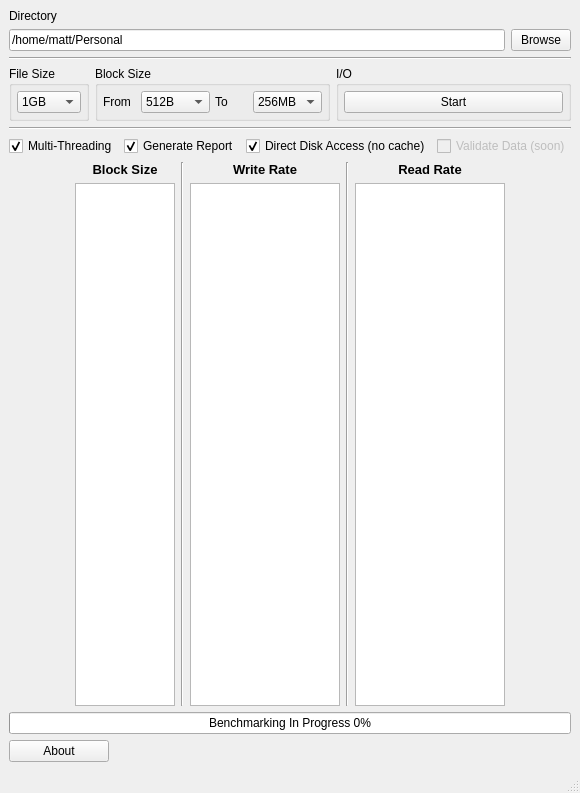
Qt form mainwindow.ui (mathieeo/rateCheck) before a commit.
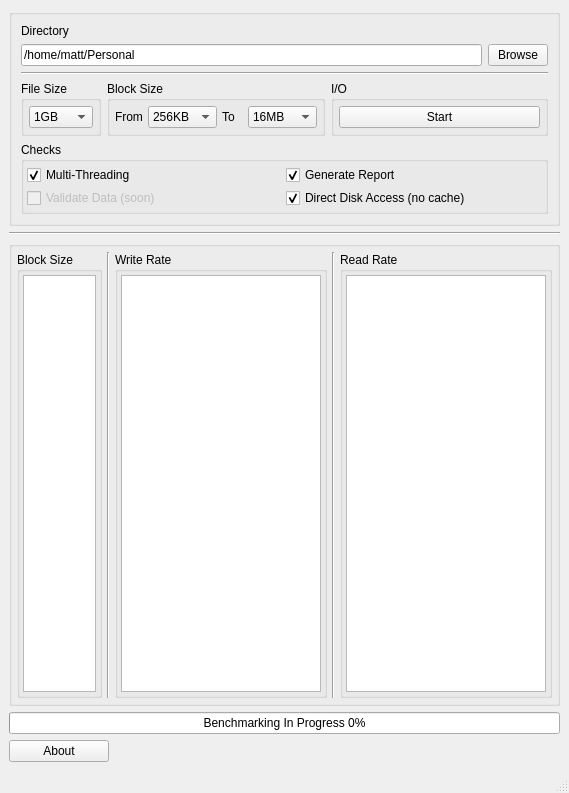
The same form after that commit.

```diff
--- a/mainwindow.ui
+++ b/mainwindow.ui
@@ -20,55 +20,8 @@
    <string>DiskRateCheck - Integrated Software Technologies Inc.</string>
   </property>
   <widget class="QWidget" name="centralwidget">
-   <layout class="QGridLayout" name="gridLayout_2">
-    <item row="2" column="0">
-     <layout class="QHBoxLayout" name="horizontalLayout_5">
-      <item>
-       <widget class="QCheckBox" name="multithreadCheckBox">
-        <property name="text">
-         <string>Multi-Threading</string>
-        </property>
-        <property name="checked">
-         <bool>true</bool>
-        </property>
-       </widget>
-      </item>
-      <item>
-       <widget class="QCheckBox" name="reportCheckBox">
-        <property name="enabled">
-         <bool>true</bool>
-        </property>
-        <property name="text">
-         <string>Generate Report</string>
-        </property>
-        <property name="checked">
-         <bool>true</bool>
-        </property>
-       </widget>
-      </item>
-      <item>
-       <widget class="QCheckBox" name="directModeCheckBox">
-        <property name="text">
-         <string>Direct Disk Access (no cache)</string>
-        </property>
-        <property name="checked">
-         <bool>true</bool>
-        </property>
-       </widget>
-      </item>
-      <item>
-       <widget class="QCheckBox" name="ValidateDataCheck">
-        <property name="enabled">
-         <bool>false</bool>
-        </property>
-        <property name="text">
-         <string>Validate Data (soon)</string>
-        </property>
-       </widget>
-      </item>
-     </layout>
-    </item>
-    <item row="4" column="0">
+   <layout class="QGridLayout" name="gridLayout_4">
+    <item row="3" column="0">
      <widget class="QProgressBar" name="progressBar">
       <property name="value">
        <number>0</number>
@@ -78,94 +31,14 @@
       </property>
      </widget>
     </item>
-    <item row="5" column="0">
-     <layout class="QHBoxLayout" name="horizontalLayout_6">
-      <item>
-       <widget class="QPushButton" name="AboutBtn">
-        <property name="maximumSize">
-         <size>
-          <width>100</width>
-          <height>16777215</height>
-         </size>
-        </property>
-        <property name="text">
-         <string>About</string>
-        </property>
-       </widget>
-      </item>
-      <item>
-       <widget class="QLabel" name="infoLabel">
-        <property name="layoutDirection">
-         <enum>Qt::RightToLeft</enum>
-        </property>
-        <property name="text">
-         <string/>
-        </property>
-        <property name="alignment">
-         <set>Qt::AlignRight|Qt::AlignTrailing|Qt::AlignVCenter</set>
-        </property>
-       </widget>
-      </item>
-     </layout>
-    </item>
     <item row="0" column="0">
+     <widget class="QGroupBox" name="groupBox_4">
+      <property name="title">
+       <string/>
+      </property>
+      <layout class="QGridLayout" name="gridLayout_9">
+       <item row="1" column="0">
      <layout class="QVBoxLayout" name="verticalLayout_2">
-      <item>
-       <layout class="QVBoxLayout" name="verticalLayout">
-        <item>
-         <widget class="QLabel" name="label_4">
-          <property name="text">
-           <string>Directory</string>
-          </property>
-         </widget>
-        </item>
-        <item>
-         <layout class="QHBoxLayout" name="horizontalLayout">
-          <item>
-           <widget class="QLineEdit" name="DirectoryEdit">
-            <property name="maximumSize">
-             <size>
-              <width>16777215</width>
-              <height>16777215</height>
-             </size>
-            </property>
-            <property name="text">
-             <string>/home/matt/Personal</string>
-            </property>
-            <property name="readOnly">
-             <bool>false</bool>
-            </property>
-           </widget>
-          </item>
-          <item>
-           <widget class="QPushButton" name="dirBrowseBtn">
-            <property name="sizePolicy">
-             <sizepolicy hsizetype="Minimum" vsizetype="Fixed">
-              <horstretch>20</horstretch>
-              <verstretch>0</verstretch>
-             </sizepolicy>
-            </property>
-            <property name="minimumSize">
-             <size>
-              <width>50</width>
-              <height>0</height>
-             </size>
-            </property>
-            <property name="maximumSize">
-             <size>
-              <width>60</width>
-              <height>16777215</height>
-             </size>
-            </property>
-            <property name="text">
-             <string>Browse</string>
-            </property>
-           </widget>
-          </item>
-         </layout>
-        </item>
-       </layout>
-      </item>
       <item>
        <widget class="Line" name="line_11">
         <property name="orientation">
@@ -318,6 +191,9 @@
                <height>16777215</height>
               </size>
              </property>
+                <property name="currentIndex">
+                 <number>9</number>
+                </property>
              <item>
               <property name="text">
                <string>512B</string>
@@ -436,7 +312,7 @@
               </size>
              </property>
              <property name="currentIndex">
-              <number>19</number>
+                 <number>15</number>
              </property>
              <item>
               <property name="text">
@@ -596,98 +472,194 @@
       </item>
      </layout>
     </item>
-    <item row="3" column="0">
+       <item row="0" column="0">
+        <layout class="QVBoxLayout" name="verticalLayout">
+         <item>
+          <widget class="QLabel" name="label_4">
+           <property name="text">
+            <string>Directory</string>
+           </property>
+          </widget>
+         </item>
+         <item>
+          <layout class="QHBoxLayout" name="horizontalLayout">
+           <item>
+            <widget class="QLineEdit" name="DirectoryEdit">
+             <property name="maximumSize">
+              <size>
+               <width>16777215</width>
+               <height>16777215</height>
+              </size>
+             </property>
+             <property name="text">
+              <string>/home/matt/Personal</string>
+             </property>
+             <property name="readOnly">
+              <bool>false</bool>
+             </property>
+            </widget>
+           </item>
+           <item>
+            <widget class="QPushButton" name="dirBrowseBtn">
+             <property name="sizePolicy">
+              <sizepolicy hsizetype="Minimum" vsizetype="Fixed">
+               <horstretch>20</horstretch>
+               <verstretch>0</verstretch>
+              </sizepolicy>
+             </property>
+             <property name="minimumSize">
+              <size>
+               <width>50</width>
+               <height>0</height>
+              </size>
+             </property>
+             <property name="maximumSize">
+              <size>
+               <width>60</width>
+               <height>16777215</height>
+              </size>
+             </property>
+             <property name="text">
+              <string>Browse</string>
+             </property>
+            </widget>
+           </item>
+          </layout>
+         </item>
+        </layout>
+       </item>
+       <item row="2" column="0">
+        <widget class="QGroupBox" name="groupBox_9">
+         <property name="title">
+          <string>Checks</string>
+         </property>
+         <layout class="QVBoxLayout" name="verticalLayout_3">
+          <property name="spacing">
+           <number>3</number>
+          </property>
+          <property name="leftMargin">
+           <number>3</number>
+          </property>
+          <property name="topMargin">
+           <number>3</number>
+          </property>
+          <property name="rightMargin">
+           <number>3</number>
+          </property>
+          <property name="bottomMargin">
+           <number>3</number>
+          </property>
+          <item>
+           <layout class="QHBoxLayout" name="horizontalLayout_5">
+            <item>
+             <widget class="QCheckBox" name="multithreadCheckBox">
+              <property name="text">
+               <string>Multi-Threading</string>
+              </property>
+              <property name="checked">
+               <bool>true</bool>
+              </property>
+             </widget>
+            </item>
+            <item>
+             <widget class="QCheckBox" name="reportCheckBox">
+              <property name="enabled">
+               <bool>true</bool>
+              </property>
+              <property name="text">
+               <string>Generate Report</string>
+              </property>
+              <property name="checked">
+               <bool>true</bool>
+              </property>
+             </widget>
+            </item>
+           </layout>
+          </item>
+          <item>
      <layout class="QHBoxLayout" name="horizontalLayout_2">
       <item>
-       <spacer name="horizontalSpacer_3">
-        <property name="orientation">
-         <enum>Qt::Horizontal</enum>
-        </property>
-        <property name="sizeHint" stdset="0">
-         <size>
-          <width>40</width>
-          <height>20</height>
-         </size>
-        </property>
-       </spacer>
-      </item>
-      <item>
-       <layout class="QVBoxLayout" name="verticalLayout_5">
-        <item>
-         <widget class="QLabel" name="label_8">
-          <property name="font">
-           <font>
-            <pointsize>10</pointsize>
-            <italic>false</italic>
-            <bold>true</bold>
-           </font>
+             <widget class="QCheckBox" name="ValidateDataCheck">
+              <property name="enabled">
+               <bool>false</bool>
           </property>
           <property name="text">
-           <string>Block Size</string>
-          </property>
-          <property name="alignment">
-           <set>Qt::AlignCenter</set>
+               <string>Validate Data (soon)</string>
           </property>
          </widget>
         </item>
         <item>
-         <widget class="QTextEdit" name="BlockSizeEdit">
-          <property name="maximumSize">
-           <size>
-            <width>100</width>
-            <height>16777215</height>
-           </size>
-          </property>
-          <property name="mouseTracking">
-           <bool>false</bool>
-          </property>
-          <property name="undoRedoEnabled">
-           <bool>false</bool>
-          </property>
-          <property name="readOnly">
+             <widget class="QCheckBox" name="directModeCheckBox">
+              <property name="text">
+               <string>Direct Disk Access (no cache)</string>
+              </property>
+              <property name="checked">
            <bool>true</bool>
           </property>
-          <property name="acceptRichText">
-           <bool>false</bool>
-          </property>
-          <property name="textInteractionFlags">
-           <set>Qt::TextSelectableByMouse</set>
-          </property>
          </widget>
         </item>
        </layout>
       </item>
-      <item>
-       <widget class="Line" name="line">
+         </layout>
+        </widget>
+       </item>
+      </layout>
+     </widget>
+    </item>
+    <item row="2" column="0">
+     <widget class="QGroupBox" name="groupBox_5">
+      <property name="title">
+       <string/>
+      </property>
+      <layout class="QGridLayout" name="gridLayout_8">
+       <property name="leftMargin">
+        <number>5</number>
+       </property>
+       <property name="topMargin">
+        <number>5</number>
+       </property>
+       <property name="rightMargin">
+        <number>5</number>
+       </property>
+       <property name="bottomMargin">
+        <number>5</number>
+       </property>
+       <property name="spacing">
+        <number>5</number>
+       </property>
+       <item row="0" column="3">
+        <widget class="Line" name="line_2">
         <property name="orientation">
          <enum>Qt::Vertical</enum>
         </property>
        </widget>
       </item>
-      <item>
-       <layout class="QVBoxLayout" name="verticalLayout_6">
-        <item>
-         <widget class="QLabel" name="label_9">
-          <property name="font">
-           <font>
-            <pointsize>10</pointsize>
-            <italic>false</italic>
-            <bold>true</bold>
-           </font>
-          </property>
-          <property name="text">
+       <item row="0" column="2">
+        <widget class="QGroupBox" name="groupBox_7">
+         <property name="title">
            <string>Write Rate</string>
           </property>
-          <property name="alignment">
-           <set>Qt::AlignCenter</set>
+         <layout class="QGridLayout" name="gridLayout_6">
+          <property name="leftMargin">
+           <number>3</number>
           </property>
-         </widget>
-        </item>
-        <item>
+          <property name="topMargin">
+           <number>3</number>
+          </property>
+          <property name="rightMargin">
+           <number>3</number>
+          </property>
+          <property name="bottomMargin">
+           <number>3</number>
+          </property>
+          <property name="spacing">
+           <number>3</number>
+          </property>
+          <item row="0" column="0">
          <widget class="QTextEdit" name="WriteRateEdit">
           <property name="maximumSize">
            <size>
-            <width>150</width>
+              <width>16777215</width>
             <height>16777215</height>
            </size>
           </property>
@@ -709,38 +681,34 @@
          </widget>
         </item>
        </layout>
-      </item>
-      <item>
-       <widget class="Line" name="line_2">
-        <property name="orientation">
-         <enum>Qt::Vertical</enum>
-        </property>
-       </widget>
-      </item>
-      <item>
-       <layout class="QVBoxLayout" name="verticalLayout_7">
-        <item>
-         <widget class="QLabel" name="label_10">
-          <property name="font">
-           <font>
-            <pointsize>10</pointsize>
-            <italic>false</italic>
-            <bold>true</bold>
-           </font>
-          </property>
-          <property name="text">
+        </widget>
+       </item>
+       <item row="0" column="4">
+        <widget class="QGroupBox" name="groupBox_8">
+         <property name="title">
            <string>Read Rate</string>
           </property>
-          <property name="alignment">
-           <set>Qt::AlignCenter</set>
+         <layout class="QGridLayout" name="gridLayout_7">
+          <property name="leftMargin">
+           <number>3</number>
           </property>
-         </widget>
-        </item>
-        <item>
+          <property name="topMargin">
+           <number>3</number>
+          </property>
+          <property name="rightMargin">
+           <number>3</number>
+          </property>
+          <property name="bottomMargin">
+           <number>3</number>
+          </property>
+          <property name="spacing">
+           <number>3</number>
+          </property>
+          <item row="0" column="0">
          <widget class="QTextEdit" name="ReadRateEdit">
           <property name="maximumSize">
            <size>
-            <width>150</width>
+              <width>16777215</width>
             <height>16777215</height>
            </size>
           </property>
@@ -762,24 +730,105 @@
          </widget>
         </item>
        </layout>
-      </item>
-      <item>
-       <spacer name="horizontalSpacer_2">
+        </widget>
+       </item>
+       <item row="0" column="1">
+        <widget class="Line" name="line">
         <property name="orientation">
-         <enum>Qt::Horizontal</enum>
-        </property>
-        <property name="sizeHint" stdset="0">
+          <enum>Qt::Vertical</enum>
+         </property>
+        </widget>
+       </item>
+       <item row="0" column="0">
+        <widget class="QGroupBox" name="groupBox_6">
+         <property name="maximumSize">
          <size>
-          <width>40</width>
-          <height>20</height>
-         </size>
-        </property>
-       </spacer>
+           <width>100</width>
+           <height>16777215</height>
+          </size>
+         </property>
+         <property name="title">
+          <string>Block Size</string>
+         </property>
+         <layout class="QGridLayout" name="gridLayout_5">
+          <property name="leftMargin">
+           <number>3</number>
+          </property>
+          <property name="topMargin">
+           <number>3</number>
+          </property>
+          <property name="rightMargin">
+           <number>3</number>
+          </property>
+          <property name="bottomMargin">
+           <number>3</number>
+          </property>
+          <property name="spacing">
+           <number>3</number>
+          </property>
+          <item row="0" column="0">
+           <widget class="QTextEdit" name="BlockSizeEdit">
+            <property name="maximumSize">
+             <size>
+              <width>16777215</width>
+              <height>16777215</height>
+             </size>
+            </property>
+            <property name="mouseTracking">
+             <bool>false</bool>
+            </property>
+            <property name="undoRedoEnabled">
+             <bool>false</bool>
+            </property>
+            <property name="readOnly">
+             <bool>true</bool>
+            </property>
+            <property name="acceptRichText">
+             <bool>false</bool>
+            </property>
+            <property name="textInteractionFlags">
+             <set>Qt::TextSelectableByMouse</set>
+            </property>
+           </widget>
+          </item>
+         </layout>
+        </widget>
+       </item>
+      </layout>
+     </widget>
+    </item>
+    <item row="4" column="0">
+     <layout class="QHBoxLayout" name="horizontalLayout_6">
+      <item>
+       <widget class="QPushButton" name="AboutBtn">
+        <property name="maximumSize">
+         <size>
+          <width>100</width>
+          <height>16777215</height>
+         </size>
+        </property>
+        <property name="text">
+         <string>About</string>
+        </property>
+       </widget>
+      </item>
+      <item>
+       <widget class="QLabel" name="infoLabel">
+        <property name="layoutDirection">
+         <enum>Qt::RightToLeft</enum>
+        </property>
+        <property name="text">
+         <string/>
+        </property>
+        <property name="alignment">
+         <set>Qt::AlignRight|Qt::AlignTrailing|Qt::AlignVCenter</set>
+        </property>
+       </widget>
       </item>
      </layout>
     </item>
     <item row="1" column="0">
-     <widget class="Line" name="line_5">
+     <widget class="Line" name="line_3">
       <property name="orientation">
        <enum>Qt::Horizontal</enum>
       </property>
```
Lines whose indentation alone changed are shown as unchanged.
